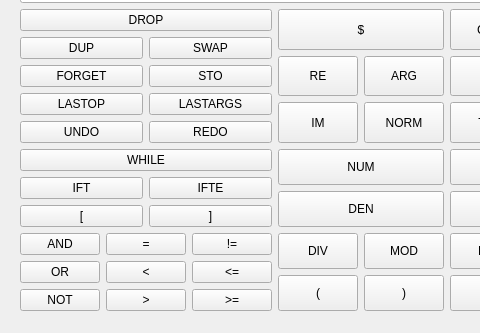
Old version of the form UTComputer/UTComputer/mainwindow.ui in the repository Bendabir/LO21; both pictures show x 0 to 480 and y 277 to 610 of the 1020 by 610 pixel window.
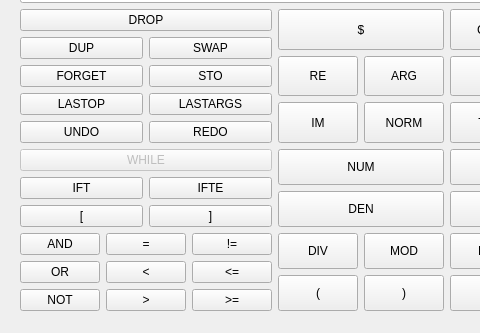
New version of the form.

```diff
--- a/UTComputer/UTComputer/mainwindow.ui
+++ b/UTComputer/UTComputer/mainwindow.ui
@@ -325,6 +325,9 @@
            </item>
            <item row="1" column="0" colspan="2">
             <widget class="QPushButton" name="whileb">
+             <property name="enabled">
+              <bool>false</bool>
+             </property>
              <property name="sizePolicy">
               <sizepolicy hsizetype="Expanding" vsizetype="Expanding">
                <horstretch>0</horstretch>
```
